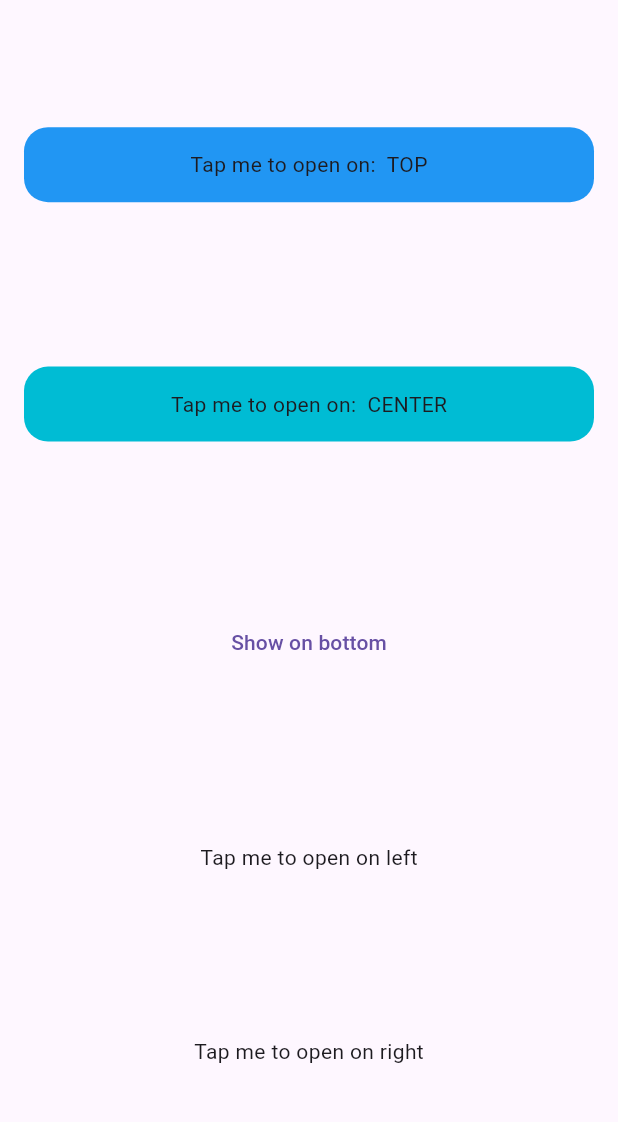
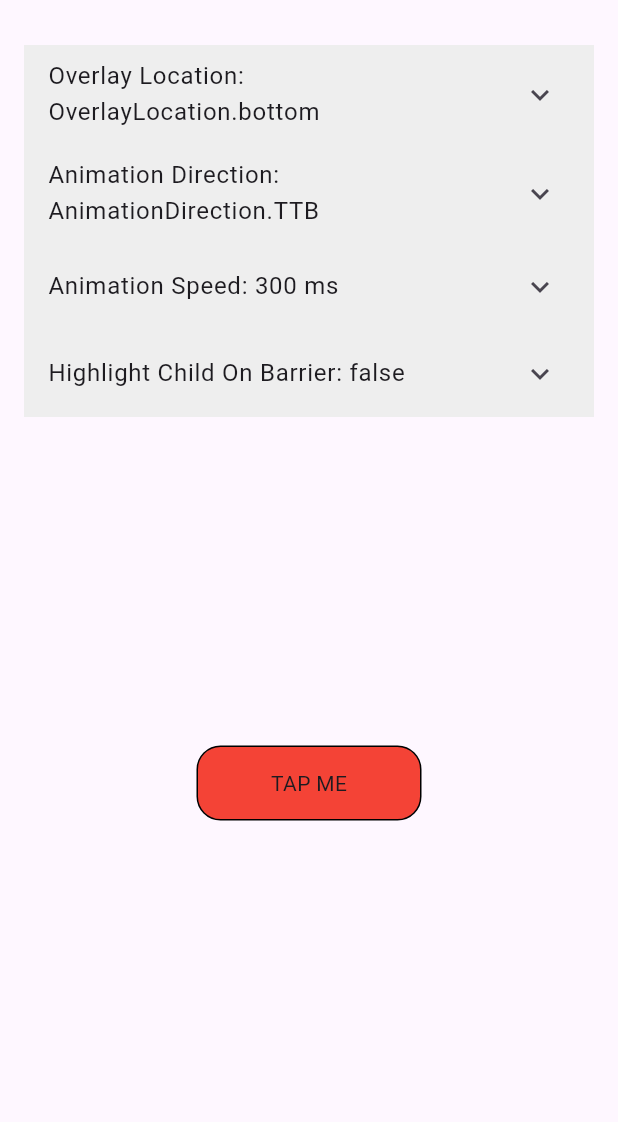
Before and after one commit to metekaganmusaak/overlay_popup_dialog, a Flutter app: the screen it shows after launch, on a phone screen of 412 x 824 dp, the part 63-1185 px from its top. Run offline on Flutter 3.47's test engine with Material 3 defaults, Android fonts, the phone set to English and light mode, and no system bars.

Commit message:
fix bugs

```diff
--- a/analysis_options.yaml
+++ b/analysis_options.yaml
@@ -1,4 +1,6 @@
 include: package:flutter_lints/flutter.yaml
-
+analyzer:
+  errors:
+    constant_identifier_names: ignore
 # Additional information about this file can be found at
 # https://dart.dev/guides/language/analysis-options
--- a/example/lib/main.dart
+++ b/example/lib/main.dart
@@ -10,9 +10,14 @@ class MyApp extends StatelessWidget {
 
   @override
   Widget build(BuildContext context) {
-    return const MaterialApp(
+    return MaterialApp(
       title: 'OverlayPopupDialog Playground',
-      home: HomePage(),
+      home: const HomePage(),
+      theme: ThemeData(
+          expansionTileTheme: ExpansionTileThemeData(
+        backgroundColor: Colors.lightBlue[100],
+        collapsedBackgroundColor: Colors.grey[200],
+      )),
     );
   }
 }
@@ -39,27 +44,32 @@ class _HomePageState extends State<HomePage> {
     super.dispose();
   }
 
-  final _colorList = [
-    Colors.red,
-    Colors.green,
-    Colors.blue,
-    Colors.yellow,
-    Colors.purple,
-    Colors.orange,
-    Colors.pink,
-    Colors.teal,
-    Colors.indigo,
-    Colors.cyan,
-    Colors.lime,
-    Colors.amber,
-    Colors.deepOrange,
-    Colors.lightBlue,
-    Colors.lightGreen,
-    Colors.deepPurple,
-    Colors.brown,
-    Colors.grey,
-    Colors.blueGrey,
+  List<OverlayLocation> locations = [
+    OverlayLocation.bottom,
+    OverlayLocation.top,
+    OverlayLocation.on,
+    OverlayLocation.left,
+    OverlayLocation.right,
   ];
+
+  OverlayLocation selectedLocation = OverlayLocation.bottom;
+
+  List<AnimationDirection> directions = [
+    AnimationDirection.TTB,
+    AnimationDirection.BTT,
+  ];
+
+  AnimationDirection selectedDirection = AnimationDirection.TTB;
+
+  List<int> animationSpeeds = [
+    300,
+    800,
+    1500,
+  ];
+
+  int selectedAnimationSpeed = 300;
+
+  bool highlightChildOnBarrier = false;
 
   @override
   Widget build(BuildContext context) {
@@ -70,100 +80,122 @@ class _HomePageState extends State<HomePage> {
       body: Padding(
         padding: const EdgeInsets.all(16),
         child: Column(
-          mainAxisAlignment: MainAxisAlignment.spaceAround,
+          mainAxisAlignment: MainAxisAlignment.start,
+          crossAxisAlignment: CrossAxisAlignment.stretch,
           children: [
-            // OverlayPopupDialog with top location.
-            OverlayPopupDialog(
-              overlayLocation: OverlayLocation.top,
-              animationDirection: AnimationDirection.topToBottom,
-              animationDuration: const Duration(milliseconds: 700),
-              barrierDismissible: true,
-              highlightChildOnBarrier: true,
-              popupDialogTheme: PopupDialogTheme(
-                padding: const EdgeInsets.all(4),
-                decoration: BoxDecoration(
-                  color: Colors.blue.shade100,
-                  borderRadius: BorderRadius.circular(10),
+            ExpansionTile(
+              title: Text('Overlay Location: ${selectedLocation.toString()}'),
+              children: [
+                for (final location in locations)
+                  RadioListTile(
+                    value: location,
+                    groupValue: selectedLocation,
+                    title: Text(location.toString()),
+                    onChanged: (v) {
+                      if (v != null) {
+                        setState(() => selectedLocation = location);
+                        if (selectedLocation == OverlayLocation.left ||
+                            selectedLocation == OverlayLocation.right) {
+                          setState(() {
+                            selectedDirection = AnimationDirection.LTR;
+                            directions = [
+                              AnimationDirection.LTR,
+                              AnimationDirection.RTL,
+                            ];
+                          });
+                        } else {
+                          setState(() {
+                            selectedDirection = AnimationDirection.TTB;
+                            directions = [
+                              AnimationDirection.TTB,
+                              AnimationDirection.BTT,
+                            ];
+                          });
+                        }
+                      }
+                    },
+                  ),
+              ],
+            ),
+            ExpansionTile(
+              title:
+                  Text('Animation Direction: ${selectedDirection.toString()}'),
+              children: [
+                for (final direction in directions)
+                  RadioListTile(
+                    value: direction,
+                    groupValue: selectedDirection,
+                    title: Text(direction.toString()),
+                    onChanged: (v) {
+                      if (v != null) {
+                        setState(() => selectedDirection = direction);
+                      }
+                    },
+                  ),
+              ],
+            ),
+            ExpansionTile(
+              title: Text('Animation Speed: $selectedAnimationSpeed ms'),
+              children: [
+                for (final speed in animationSpeeds)
+                  RadioListTile(
+                    value: speed,
+                    groupValue: selectedAnimationSpeed,
+                    title: Text(speed.toString()),
+                    onChanged: (v) {
+                      if (v != null) {
+                        setState(() => selectedAnimationSpeed = speed);
+                      }
+                    },
+                  ),
+              ],
+            ),
+            ExpansionTile(
+              title:
+                  Text('Highlight Child On Barrier: $highlightChildOnBarrier'),
+              children: [
+                SwitchListTile(
+                  value: highlightChildOnBarrier,
+                  onChanged: (v) {
+                    setState(() => highlightChildOnBarrier = v);
+                  },
+                  title: Text(highlightChildOnBarrier
+                      ? 'Highlight ON'
+                      : 'Highlight OFF'),
                 ),
-                height: 60,
-                leftMargin: 16,
-                rightMargin: 16,
-              ),
-              dialogChild: ListView.separated(
-                padding: EdgeInsets.zero,
-                separatorBuilder: (context, index) => const SizedBox(width: 4),
-                itemBuilder: (context, index) => CircleAvatar(
-                  backgroundColor: _colorList[index],
-                  radius: 20,
+              ],
+            ),
+            const Spacer(),
+            Align(
+              alignment: Alignment.center,
+              child: OverlayPopupDialog(
+                overlayLocation: selectedLocation,
+                animationDirection: selectedDirection,
+                animationDuration: Duration(
+                  milliseconds: selectedAnimationSpeed,
                 ),
-                scrollDirection: Axis.horizontal,
-                itemCount: _colorList.length,
-              ),
-              child: const ContainerWidget(location: OverlayLocation.top),
-            ),
-            // OverlayPopupDialog with on location.
-            const OverlayPopupDialog(
-              overlayLocation: OverlayLocation.on,
-              dialogChild: ColoredBox(
-                color: Colors.blueGrey,
-                child: Column(
+                highlightChildOnBarrier: highlightChildOnBarrier,
+                dialogChild: const Column(
                   mainAxisSize: MainAxisSize.min,
                   children: [
-                    Text('Select a color'),
+                    Text('Tap anywhere outside to close'),
                   ],
                 ),
-              ),
-              child: ContainerWidget(location: OverlayLocation.on),
-            ),
-            // OverlayPopupDialog with bottom location.
-            OverlayPopupDialog(
-              controller: _overlayController,
-              barrierDismissible: false,
-              animationDirection: AnimationDirection.leftToRight,
-              overlayLocation: OverlayLocation.bottom,
-              popupDialogTheme: PopupDialogTheme(
-                decoration: BoxDecoration(
-                  color: Colors.blueGrey.shade100,
-                  borderRadius: BorderRadius.circular(10),
+                child: Container(
+                  height: 50,
+                  width: 150,
+                  alignment: Alignment.center,
+                  decoration: BoxDecoration(
+                    color: Colors.red,
+                    borderRadius: BorderRadius.circular(16),
+                    border: Border.all(color: Colors.black, width: 1),
+                  ),
+                  padding: const EdgeInsets.all(4),
+                  child: const Text('TAP ME'),
                 ),
-                padding: const EdgeInsets.all(16),
-                leftMargin: 50,
-                rightMargin: 50,
-              ),
-              dialogChild: TextButton(
-                onPressed: () {
-                  _overlayController.close();
-                },
-                child: const Text('Press me to close the dialog'),
-              ),
-              child: TextButton(
-                onPressed: () {
-                  _overlayController.show();
-                },
-                child: const Text('Show on bottom'),
               ),
             ),
-            const OverlayPopupDialog(
-              overlayLocation: OverlayLocation.left,
-              animationDirection: AnimationDirection.rightToLeft,
-              animationDuration: Duration(seconds: 1),
-              popupDialogTheme: PopupDialogTheme(
-                rightMargin: 500,
-                leftMargin: 50,
-              ),
-              dialogChild: Text('Hello! there brow'),
-              child: Text('Tap me to open on left'),
-            ),
-            const OverlayPopupDialog(
-              overlayLocation: OverlayLocation.right,
-              animationDirection: AnimationDirection.bottomToTop,
-              animationDuration: Duration(seconds: 1),
-              popupDialogTheme: PopupDialogTheme(
-                rightMargin: 10,
-              ),
-              dialogChild: Text('Hello!'),
-              child: Text('Tap me to open on right'),
-            ),
+            const Spacer(),
           ],
         ),
       ),
--- a/lib/src/overlay_popup_dialog.dart
+++ b/lib/src/overlay_popup_dialog.dart
@@ -1,4 +1,3 @@
-// ignore_for_file: public_member_api_docs, sort_constructors_first
 import 'package:flutter/material.dart';
 
 ///
@@ -14,10 +13,10 @@ enum OverlayLocation {
 
 /// Customize animation direction for the OverlayPopupDialog widget.
 enum AnimationDirection {
-  leftToRight,
-  rightToLeft,
-  topToBottom,
-  bottomToTop;
+  LTR,
+  RTL,
+  TTB,
+  BTT;
 }
 
 ///
@@ -101,17 +100,69 @@ class OverlayPopupDialog extends StatefulWidget {
   ///
   /// A widget that displays an overlay dialog when the child widget is clicked.
   ///
-  const OverlayPopupDialog({
+
+  factory OverlayPopupDialog({
+    Key? key,
+    required Widget child,
+    required Widget dialogChild,
+    OverlayLocation overlayLocation = OverlayLocation.bottom,
+    AnimationDirection animationDirection = AnimationDirection.TTB,
+    bool barrierDismissible = true,
+    PopupDialogTheme? popupDialogTheme,
+    OverlayPopupDialogController? controller,
+    Duration animationDuration = kThemeAnimationDuration,
+    bool highlightChildOnBarrier = false,
+    BoxConstraints? constraints,
+  }) {
+    // Vertical overlay locations (top/bottom)
+    if (overlayLocation == OverlayLocation.top ||
+        overlayLocation == OverlayLocation.bottom ||
+        overlayLocation == OverlayLocation.on) {
+      if (animationDirection != AnimationDirection.TTB &&
+          animationDirection != AnimationDirection.BTT) {
+        throw ArgumentError(
+            'For top/bottom overlay locations, animation direction must be TTB or BTT. '
+            'Current values: overlayLocation: $overlayLocation, animationDirection: $animationDirection');
+      }
+    }
+
+    // Horizontal overlay locations (left/right)
+    if (overlayLocation == OverlayLocation.left ||
+        overlayLocation == OverlayLocation.right) {
+      if (animationDirection != AnimationDirection.LTR &&
+          animationDirection != AnimationDirection.RTL) {
+        throw ArgumentError(
+            'For left/right overlay locations, animation direction must be LTR or RTL. '
+            'Current values: overlayLocation: $overlayLocation, animationDirection: $animationDirection');
+      }
+    }
+
+    return OverlayPopupDialog._internal(
+      key: key,
+      dialogChild: dialogChild,
+      overlayLocation: overlayLocation,
+      animationDirection: animationDirection,
+      barrierDismissible: barrierDismissible,
+      popupDialogTheme: popupDialogTheme,
+      controller: controller,
+      animationDuration: animationDuration,
+      highlightChildOnBarrier: highlightChildOnBarrier,
+      constraints: constraints,
+      child: child,
+    );
+  }
+
+  const OverlayPopupDialog._internal({
     super.key,
     required this.child,
     required this.dialogChild,
-    this.overlayLocation = OverlayLocation.bottom,
-    this.barrierDismissible = true,
+    required this.overlayLocation,
+    required this.animationDirection,
+    required this.barrierDismissible,
     this.popupDialogTheme,
     this.controller,
-    this.animationDirection,
-    this.animationDuration = kThemeAnimationDuration,
-    this.highlightChildOnBarrier = false,
+    required this.animationDuration,
+    required this.highlightChildOnBarrier,
     this.constraints,
   });
 
@@ -161,8 +212,8 @@ class OverlayPopupDialog extends StatefulWidget {
   ///
   final bool highlightChildOnBarrier;
 
-  final AnimationDirection? animationDirection;
   final Duration animationDuration;
+  final AnimationDirection animationDirection;
   final BoxConstraints? constraints;
 
   @override
@@ -207,21 +258,19 @@ class _OverlayPopupDialogState extends State<OverlayPopupDialog>
   }
 
   Animation<double> _getSlideAnimation() {
-    final defaultDirection = switch (widget.overlayLocation) {
-      OverlayLocation.top => AnimationDirection.bottomToTop,
-      OverlayLocation.bottom => AnimationDirection.topToBottom,
-      OverlayLocation.left => AnimationDirection.rightToLeft,
-      OverlayLocation.right => AnimationDirection.leftToRight,
-      OverlayLocation.on => AnimationDirection.topToBottom,
+    final direction = switch (widget.overlayLocation) {
+      OverlayLocation.top => AnimationDirection.TTB,
+      OverlayLocation.bottom => AnimationDirection.TTB,
+      OverlayLocation.left => AnimationDirection.RTL,
+      OverlayLocation.right => AnimationDirection.LTR,
+      OverlayLocation.on => AnimationDirection.TTB,
     };
 
-    final direction = widget.animationDirection ?? defaultDirection;
-
     final double begin = switch (direction) {
-      AnimationDirection.leftToRight => -100.0,
-      AnimationDirection.rightToLeft => 100.0,
-      AnimationDirection.topToBottom => -100.0,
-      AnimationDirection.bottomToTop => 100.0,
+      AnimationDirection.LTR => -100.0,
+      AnimationDirection.RTL => 100.0,
+      AnimationDirection.TTB => -100.0,
+      AnimationDirection.BTT => 100.0,
     };
 
     return Tween<double>(
@@ -249,7 +298,13 @@ class _OverlayPopupDialogState extends State<OverlayPopupDialog>
     final childSize = renderBox.size;
     final screenSize = MediaQuery.of(context).size;
 
-    final popupDialogHeight = widget.popupDialogTheme?.height ?? kToolbarHeight;
+    final popupDialogHeight = _getDialogSize()?.height ??
+        widget.popupDialogTheme?.height ??
+        kToolbarHeight;
+
+    print('Child position: ${childPosition.dy}');
+    print('Child size: ${childSize.height}');
+    print('Popup dialog height: $popupDialogHeight');
 
     _overlayEntry = OverlayEntry(
       builder: (context) {
@@ -276,7 +331,7 @@ class _OverlayPopupDialogState extends State<OverlayPopupDialog>
                       ),
                     ),
                   ),
-                  // Tıklanan widget'ı overlay'de yeniden çiz
+                  if (widget.highlightChildOnBarrier)
                     Positioned(
                       top: childPosition.dy,
                       left: childPosition.dx,
@@ -297,24 +352,37 @@ class _OverlayPopupDialogState extends State<OverlayPopupDialog>
                     top: switch (widget.overlayLocation) {
                       OverlayLocation.top => childPosition.dy -
                           popupDialogHeight +
+                          (_slideAnimation.value *
+                              (widget.animationDirection ==
+                                      AnimationDirection.BTT
+                                  ? -1
+                                  : 1)),
+                      OverlayLocation.bottom => childPosition.dy +
+                          childSize.height +
+                          (_slideAnimation.value *
+                              (widget.animationDirection ==
+                                      AnimationDirection.BTT
+                                  ? -1
+                                  : 1)),
+                      OverlayLocation.left ||
+                      OverlayLocation.right =>
+                        childPosition.dy,
+                      OverlayLocation.on =>
+                        ((childPosition.dy + childSize.height) / 2) +
                             _slideAnimation.value *
                                 (widget.animationDirection ==
-                                      AnimationDirection.bottomToTop
-                                  ? 1
-                                  : -1),
-                      OverlayLocation.bottom => childPosition.dy +
-                          childSize.height +
-                          _slideAnimation.value,
-                      OverlayLocation.left ||
-                      OverlayLocation.right =>
-                        childPosition.dy + _slideAnimation.value,
-                      OverlayLocation.on => childPosition.dy +
-                          ((childSize.height - popupDialogHeight) / 2),
+                                        AnimationDirection.BTT
+                                    ? -1
+                                    : 1),
                     },
                     left: switch (widget.overlayLocation) {
                       OverlayLocation.left => childPosition.dx -
                           (_getDialogSize()?.width ?? 0) +
-                          _slideAnimation.value -
+                          (_slideAnimation.value *
+                              (widget.animationDirection ==
+                                      AnimationDirection.LTR
+                                  ? -1
+                                  : 1)) -
                           (widget.popupDialogTheme?.leftMargin ?? 0),
                       OverlayLocation.right => childPosition.dx +
                           childSize.width +
@@ -336,7 +404,9 @@ class _OverlayPopupDialogState extends State<OverlayPopupDialog>
                             ),
                         child: Container(
                           key: _dialogKey,
-                          height: widget.popupDialogTheme?.height,
+                          height: _getDialogSize()?.height ??
+                              widget.popupDialogTheme?.height ??
+                              kToolbarHeight,
                           decoration: widget.popupDialogTheme?.decoration ??
                               BoxDecoration(
                                 color:
@@ -367,6 +437,7 @@ class _OverlayPopupDialogState extends State<OverlayPopupDialog>
     if (_dialogKey.currentContext != null) {
       final RenderBox renderBox =
           _dialogKey.currentContext!.findRenderObject() as RenderBox;
+
       return renderBox.size;
     }
     return null;
```
Lines whose indentation alone changed are shown as unchanged.
